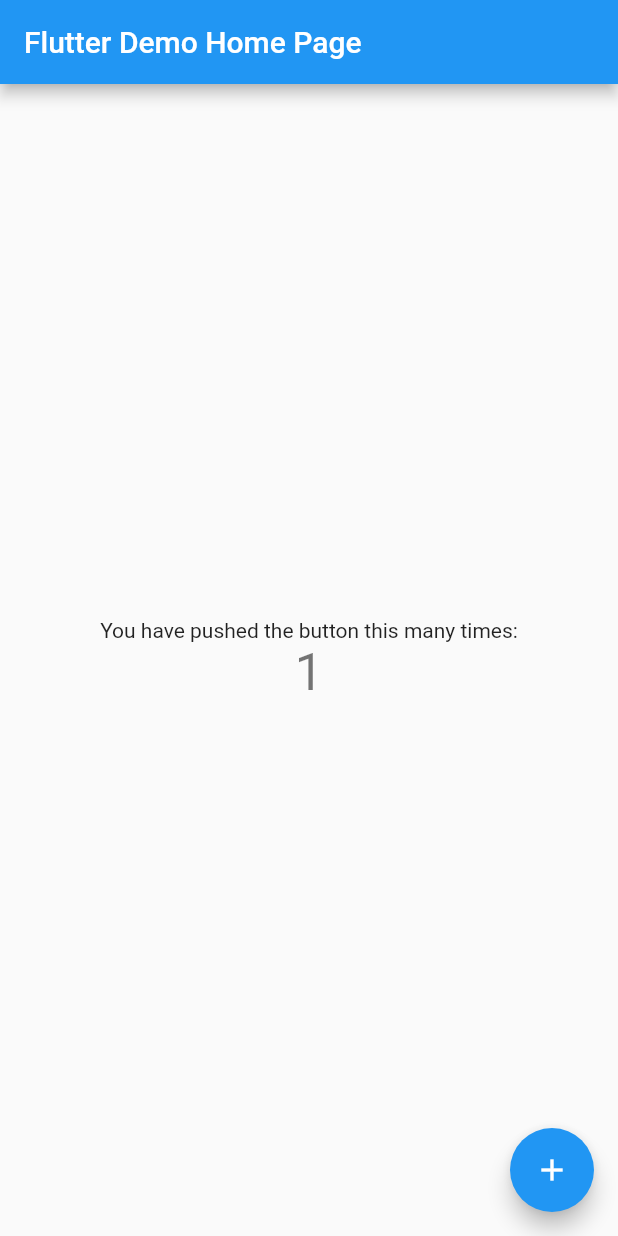
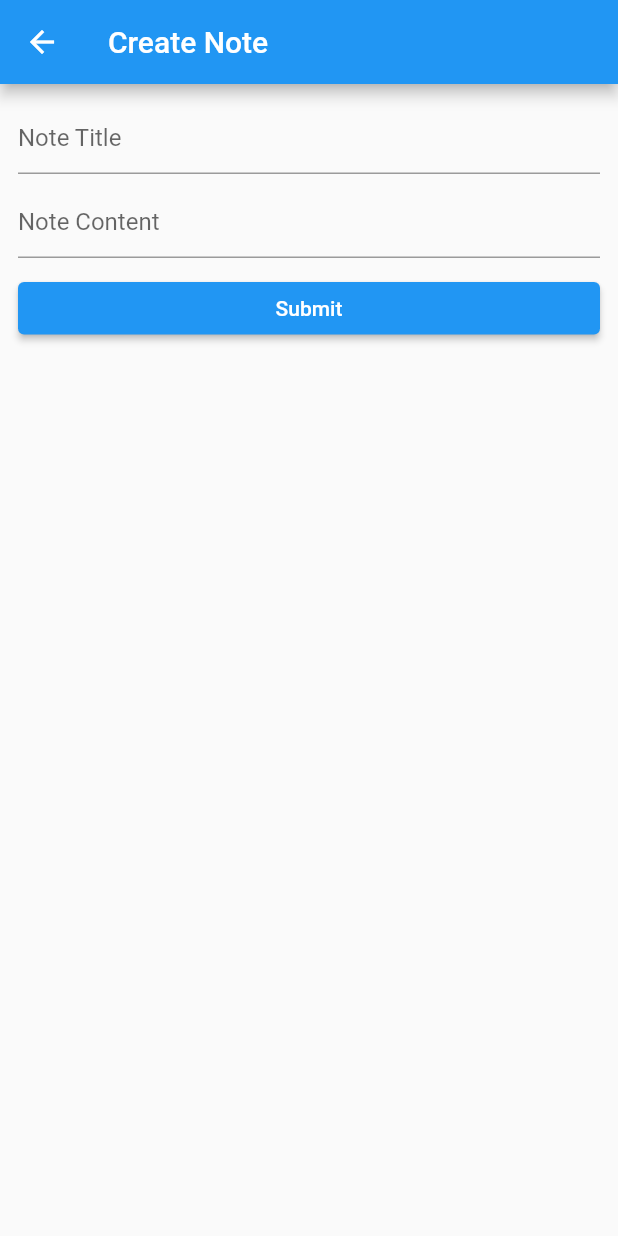
Before and after one commit to mackemyy/salazar_rest_api_activity, a Flutter app: the screen it shows after launch, after a tap on the "add" icon, on a phone screen of 412 x 824 dp. Run offline on Flutter 3.47's test engine with Material 2 defaults, Android fonts, the phone set to English and light mode, and no system bars.

Commit message:
Added the Pages & Popups for the App

```diff
--- a/rest_api/lib/main.dart
+++ b/rest_api/lib/main.dart
@@ -1,4 +1,5 @@
 import 'package:flutter/material.dart';
+import 'views/note_list.dart';
 
 void main() {
   runApp(const MyApp());
@@ -7,109 +8,14 @@ void main() {
 class MyApp extends StatelessWidget {
   const MyApp({Key? key}) : super(key: key);
 
-  // This widget is the root of your application.
   @override
   Widget build(BuildContext context) {
     return MaterialApp(
       title: 'Flutter Demo',
       theme: ThemeData(
-        // This is the theme of your application.
-        //
-        // Try running your application with "flutter run". You'll see the
-        // application has a blue toolbar. Then, without quitting the app, try
-        // changing the primarySwatch below to Colors.green and then invoke
-        // "hot reload" (press "r" in the console where you ran "flutter run",
-        // or simply save your changes to "hot reload" in a Flutter IDE).
-        // Notice that the counter didn't reset back to zero; the application
-        // is not restarted.
         primarySwatch: Colors.blue,
       ),
-      home: const MyHomePage(title: 'Flutter Demo Home Page'),
+      home: NoteList(),
     );
   }
 }
-
-class MyHomePage extends StatefulWidget {
-  const MyHomePage({Key? key, required this.title}) : super(key: key);
-
-  // This widget is the home page of your application. It is stateful, meaning
-  // that it has a State object (defined below) that contains fields that affect
-  // how it looks.
-
-  // This class is the configuration for the state. It holds the values (in this
-  // case the title) provided by the parent (in this case the App widget) and
-  // used by the build method of the State. Fields in a Widget subclass are
-  // always marked "final".
-
-  final String title;
-
-  @override
-  State<MyHomePage> createState() => _MyHomePageState();
-}
-
-class _MyHomePageState extends State<MyHomePage> {
-  int _counter = 0;
-
-  void _incrementCounter() {
-    setState(() {
-      // This call to setState tells the Flutter framework that something has
-      // changed in this State, which causes it to rerun the build method below
-      // so that the display can reflect the updated values. If we changed
-      // _counter without calling setState(), then the build method would not be
-      // called again, and so nothing would appear to happen.
-      _counter++;
-    });
-  }
-
-  @override
-  Widget build(BuildContext context) {
-    // This method is rerun every time setState is called, for instance as done
-    // by the _incrementCounter method above.
-    //
-    // The Flutter framework has been optimized to make rerunning build methods
-    // fast, so that you can just rebuild anything that needs updating rather
-    // than having to individually change instances of widgets.
-    return Scaffold(
-      appBar: AppBar(
-        // Here we take the value from the MyHomePage object that was created by
-        // the App.build method, and use it to set our appbar title.
-        title: Text(widget.title),
-      ),
-      body: Center(
-        // Center is a layout widget. It takes a single child and positions it
-        // in the middle of the parent.
-        child: Column(
-          // Column is also a layout widget. It takes a list of children and
-          // arranges them vertically. By default, it sizes itself to fit its
-          // children horizontally, and tries to be as tall as its parent.
-          //
-          // Invoke "debug painting" (press "p" in the console, choose the
-          // "Toggle Debug Paint" action from the Flutter Inspector in Android
-          // Studio, or the "Toggle Debug Paint" command in Visual Studio Code)
-          // to see the wireframe for each widget.
-          //
-          // Column has various properties to control how it sizes itself and
-          // how it positions its children. Here we use mainAxisAlignment to
-          // center the children vertically; the main axis here is the vertical
-          // axis because Columns are vertical (the cross axis would be
-          // horizontal).
-          mainAxisAlignment: MainAxisAlignment.center,
-          children: <Widget>[
-            const Text(
-              'You have pushed the button this many times:',
-            ),
-            Text(
-              '$_counter',
-              style: Theme.of(context).textTheme.headline4,
-            ),
-          ],
-        ),
-      ),
-      floatingActionButton: FloatingActionButton(
-        onPressed: _incrementCounter,
-        tooltip: 'Increment',
-        child: const Icon(Icons.add),
-      ), // This trailing comma makes auto-formatting nicer for build methods.
-    );
-  }
-}
--- /dev/null
+++ b/rest_api/lib/views/note_list.dart
@@ -0,0 +1,95 @@
+import 'package:flutter/material.dart';
+import 'package:rest_api/models/note_for_listing.dart';
+import 'package:rest_api/views/note_delete.dart';
+
+import 'note_modify.dart';
+
+class NoteList extends StatelessWidget {
+  NoteList({Key? key}) : super(key: key);
+
+  final notes = [
+    NoteForListing(
+      noteID: "1",
+      noteTitle: "Note 1",
+      createDateTime: DateTime.now(),
+      latestEditDateTime: DateTime.now(),
+    ),
+    NoteForListing(
+      noteID: "2",
+      noteTitle: "Note 2",
+      createDateTime: DateTime.now(),
+      latestEditDateTime: DateTime.now(),
+    ),
+    NoteForListing(
+      noteID: "3",
+      noteTitle: "Note 3",
+      createDateTime: DateTime.now(),
+      latestEditDateTime: DateTime.now(),
+    ),
+  ];
+
+  String formatDateTime(DateTime dateTime) {
+    return '${dateTime.day}/${dateTime.month}/${dateTime.year}';
+  }
+
+  @override
+  Widget build(BuildContext context) {
+    return Scaffold(
+      appBar: AppBar(
+        title: const Text('List of Notes'),
+      ),
+      floatingActionButton: FloatingActionButton(
+        onPressed: () {
+          Navigator.of(context)
+              .push(MaterialPageRoute(builder: (_) => const NoteModify()));
+        },
+        child: const Icon(Icons.add),
+      ),
+      body: ListView.separated(
+        separatorBuilder: (_, __) => const Divider(
+          height: 1,
+          color: Colors.green,
+        ),
+        itemBuilder: (_, index) {
+          return Dismissible(
+            key: ValueKey(notes[index].noteID),
+            direction: DismissDirection.startToEnd,
+            onDismissed: (direction) {
+
+            },
+            confirmDismiss: (direction) async {
+              final result = await showDialog(
+                context: context,
+                builder: (_) => const NoteDelete(),
+              );
+              print(result);
+              return result;
+            },
+            background: Container(
+              color: Colors.red,
+              padding: const EdgeInsets.only(left: 16),
+              child: const Align(
+                alignment: Alignment.centerLeft,
+                  child: Icon(
+                    Icons.delete,
+                    color: Colors.white,
+                  ),
+              ),
+            ),
+            child: ListTile(
+              title: Text(
+                notes[index].noteTitle,
+                style: TextStyle(color: Theme.of(context).primaryColor),
+              ),
+              subtitle: Text(
+                  'Last edited on ${formatDateTime(notes[index].latestEditDateTime)}'),
+              onTap: () => Navigator.of(context)
+                .push(MaterialPageRoute(builder: (_) => NoteModify(noteID: notes[index].noteID))),
+            ),
+          );
+        },
+        itemCount: notes.length,
+      ),
+    );
+  }
+}
--- /dev/null
+++ b/rest_api/lib/views/note_modify.dart
@@ -0,0 +1,52 @@
+import 'package:flutter/material.dart';
+
+class NoteModify extends StatelessWidget {
+  final String? noteID;
+  bool get isEditing => noteID != null;
+  const NoteModify({Key? key, this.noteID}) : super(key: key);
+
+  @override
+  Widget build(BuildContext context) {
+    return Scaffold(
+      appBar: AppBar(title: Text(isEditing ? 'Edit Note' : 'Create Note')),
+      body: Padding(
+        padding: const EdgeInsets.all(12.0),
+        child: Column(
+          children: <Widget>[
+            const TextField(
+              decoration: InputDecoration(hintText: 'Note Title'),
+            ),
+            const SizedBox(
+              height: 8,
+            ),
+            const TextField(
+              decoration: InputDecoration(hintText: 'Note Content'),
+            ),
+            Container(
+              height: 16,
+            ),
+            SizedBox(
+              width: double.infinity,
+              height: 35,
+              child: ElevatedButton(
+                onPressed: (){
+                  if(isEditing) {
+                    //update note in api
+                  }
+                  else {
+                    //create note in api
+                  }
+                  Navigator.of(context).pop();
+                },
+                style: ElevatedButton.styleFrom(
+                  primary: Theme.of(context).primaryColor,
+                ),
+                child: const Text('Submit'),
+              ),
+            ),
+          ],
+        ),
+      ),
+    );
+  }
+}
```
Also changed, not shown: rest_api/lib/models/note_for_listing.dart (added, +15 -0 lines), rest_api/lib/views/note_delete.dart (added, +27 -0 lines).
